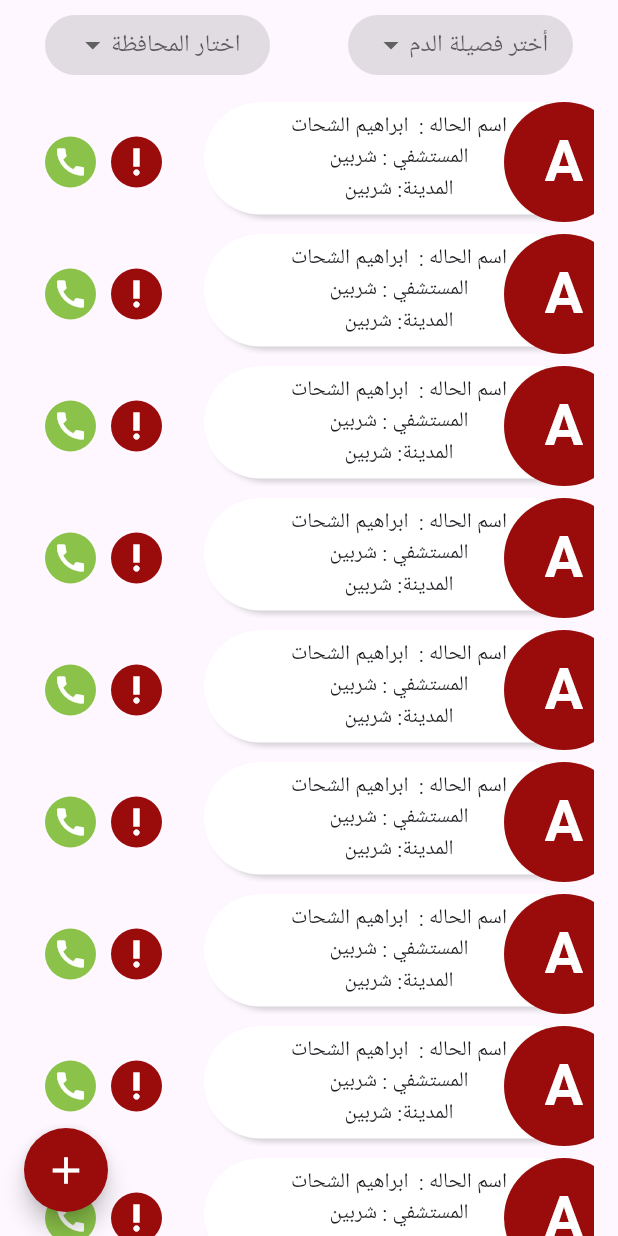
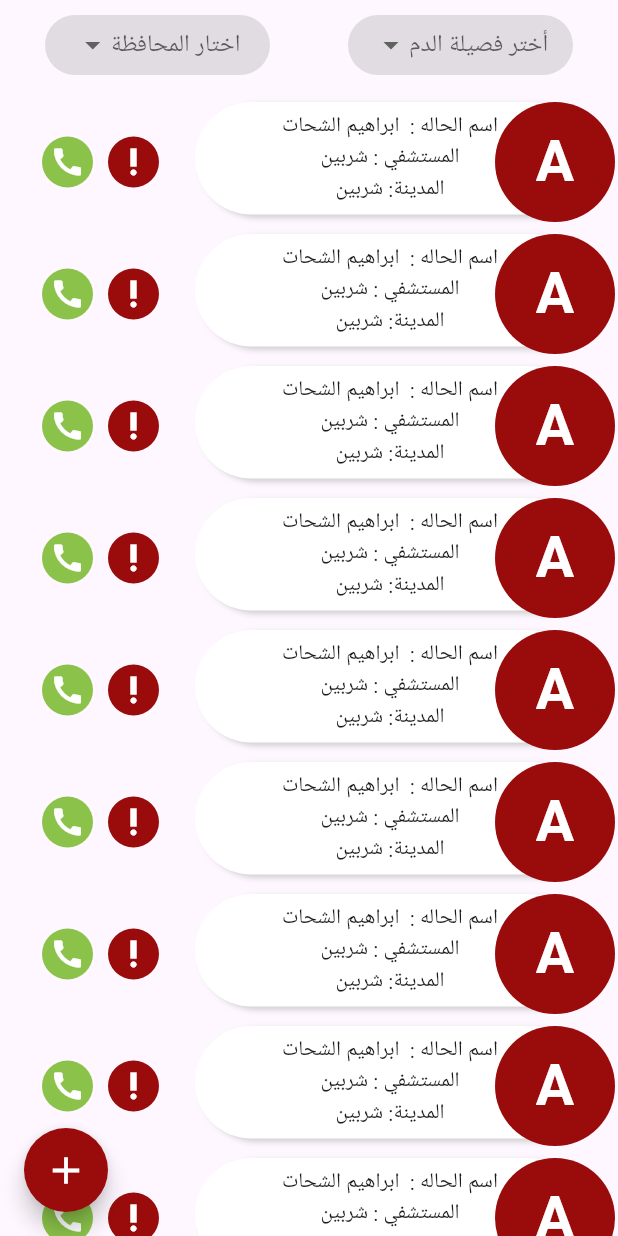
Before and after one commit to osamamorizk/blood-donation, a Flutter app: the BloodDonationBody screen opened directly, on a phone screen of 412 x 824 dp. Run offline on Flutter 3.47's test engine with Material 3 defaults, Android fonts, the phone set to English and light mode, and no system bars; our stand-ins replace go_router, persistent_bottom_nav_bar, shared_preferences, smooth_page_indicator; accounts and stored records are empty.

Commit message:
finish home features

```diff
--- a/lib/feature/home/presentation/views/widgets/donnation_request.dart
+++ b/lib/feature/home/presentation/views/widgets/donnation_request.dart
@@ -13,7 +13,7 @@ class DonnationRequest extends StatelessWidget {
         itemCount: 10,
         itemBuilder: (context, index) {
           return const Padding(
-            padding: EdgeInsets.only(top: 8, left: 16, right: 2),
+            padding: EdgeInsets.only(top: 8, left: 16, right: 10),
             child: DonationRequestItem(),
           );
         },
--- a/lib/feature/home/presentation/views/widgets/donner_info.dart
+++ b/lib/feature/home/presentation/views/widgets/donner_info.dart
@@ -13,6 +13,7 @@ class DonnerInfo extends StatelessWidget {
       height: 80,
       // width: 260,
       child: Stack(
+        clipBehavior: Clip.none,
         children: [
           Container(
             width: 260,
```
Also changed, not shown: lib/feature/notification/presentation/views/home_view.dart (added, +10 -0 lines), lib/feature/home copy 2/presentation/views/home_view.dart (renamed from lib/feature/home copy/presentation/views/home_view.dart).
